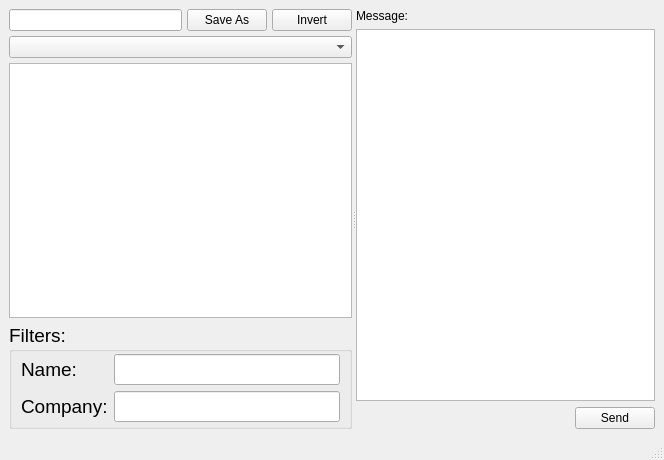
Qt form sendTexts.ui (srdubya/rrboss) before a commit.
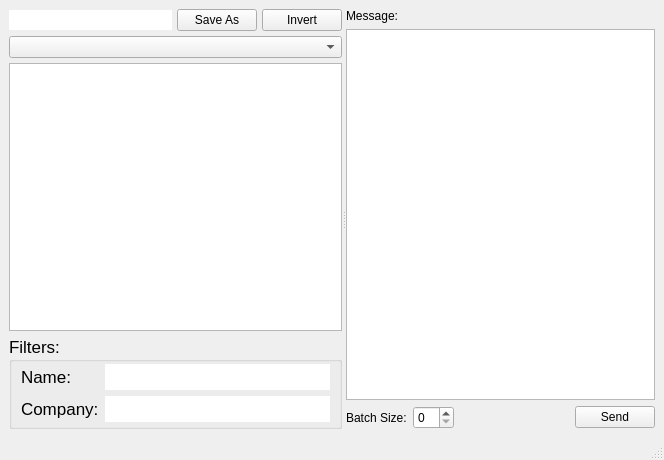
The same form after that commit.

Commit message: Adding batch size adjustment.

```diff
--- a/sendTexts.ui
+++ b/sendTexts.ui
@@ -40,7 +40,11 @@
         <item>
          <layout class="QHBoxLayout" name="horizontalLayout_2">
           <item>
-           <widget class="QLineEdit" name="saveAsLineEdit"/>
+           <widget class="QLineEdit" name="saveAsLineEdit">
+            <property name="frame">
+             <bool>false</bool>
+            </property>
+           </widget>
           </item>
           <item>
            <widget class="QPushButton" name="saveAsPushButton">
@@ -68,7 +72,8 @@
          <widget class="QListWidget" name="listWidget">
           <property name="font">
            <font>
-            <pointsize>14</pointsize>
+            <family>Arial</family>
+            <pointsize>13</pointsize>
            </font>
           </property>
          </widget>
@@ -83,7 +88,8 @@
           </property>
           <property name="font">
            <font>
-            <pointsize>14</pointsize>
+            <family>Arial</family>
+            <pointsize>13</pointsize>
            </font>
           </property>
           <property name="title">
@@ -115,6 +121,12 @@
              </property>
              <item row="1" column="0">
               <widget class="QLabel" name="label">
+               <property name="font">
+                <font>
+                 <family>Arial</family>
+                 <pointsize>13</pointsize>
+                </font>
+               </property>
                <property name="text">
                 <string>Company:</string>
                </property>
@@ -128,17 +140,42 @@
                  <verstretch>0</verstretch>
                 </sizepolicy>
                </property>
+               <property name="font">
+                <font>
+                 <family>Arial</family>
+                 <pointsize>13</pointsize>
+                </font>
+               </property>
+               <property name="frame">
+                <bool>false</bool>
+               </property>
               </widget>
              </item>
              <item row="0" column="0">
               <widget class="QLabel" name="label_2">
+               <property name="font">
+                <font>
+                 <family>Arial</family>
+                 <pointsize>13</pointsize>
+                </font>
+               </property>
                <property name="text">
                 <string>Name:</string>
                </property>
               </widget>
              </item>
              <item row="0" column="1">
-              <widget class="QLineEdit" name="nameLineEdit"/>
+              <widget class="QLineEdit" name="nameLineEdit">
+               <property name="font">
+                <font>
+                 <family>Arial</family>
+                 <pointsize>13</pointsize>
+                </font>
+               </property>
+               <property name="frame">
+                <bool>false</bool>
+               </property>
+              </widget>
              </item>
             </layout>
            </item>
@@ -160,10 +197,42 @@
          </widget>
         </item>
         <item>
-         <widget class="QTextEdit" name="messageTextEdit"/>
+         <widget class="QTextEdit" name="messageTextEdit">
+          <property name="font">
+           <font>
+            <family>Arial</family>
+           </font>
+          </property>
+         </widget>
         </item>
         <item>
          <layout class="QHBoxLayout" name="sendHorizontalLayout">
+          <item alignment="Qt::AlignmentFlag::AlignLeft">
+           <widget class="QLabel" name="label_3">
+            <property name="text">
+             <string>Batch Size:</string>
+            </property>
+           </widget>
+          </item>
+          <item alignment="Qt::AlignmentFlag::AlignLeft">
+           <widget class="QSpinBox" name="batchSizeSpinBox"/>
+          </item>
+          <item>
+           <widget class="QFrame" name="frame">
+            <property name="sizePolicy">
+             <sizepolicy hsizetype="Preferred" vsizetype="Preferred">
+              <horstretch>4</horstretch>
+              <verstretch>0</verstretch>
+             </sizepolicy>
+            </property>
+            <property name="frameShape">
+             <enum>QFrame::Shape::NoFrame</enum>
+            </property>
+            <property name="frameShadow">
+             <enum>QFrame::Shadow::Plain</enum>
+            </property>
+           </widget>
+          </item>
           <item alignment="Qt::AlignmentFlag::AlignRight">
            <widget class="QPushButton" name="sendButton">
             <property name="text">
```
Left out of the diff: 8 changed lines with no effect on the pictures. The commit also changes 1 other file.
